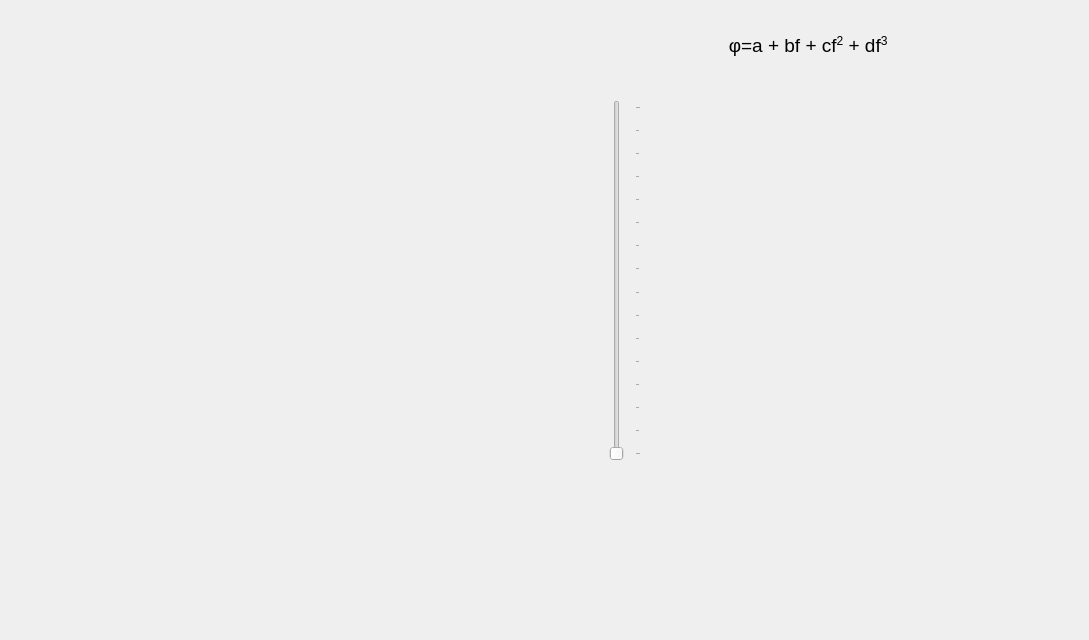
Old version of the form PhasingManual.ui in the repository timesama/M2-Approach.
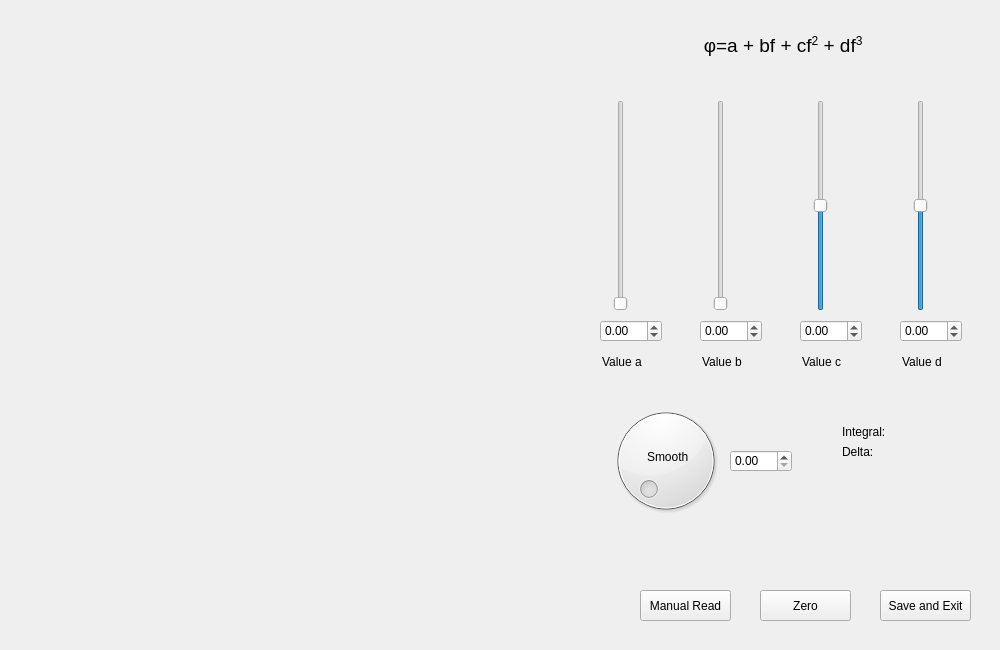
New version of the form. Custom widgets are drawn as their Qt base class.

Commit message: Phasing works, there are something to do, but ok

Diff of the .ui file:
```diff
--- a/PhasingManual.ui
+++ b/PhasingManual.ui
@@ -6,8 +6,8 @@
    <rect>
     <x>0</x>
     <y>0</y>
-    <width>1089</width>
-    <height>640</height>
+    <width>1000</width>
+    <height>650</height>
    </rect>
   </property>
   <property name="windowTitle">
@@ -16,19 +16,19 @@
   <widget class="PlotWidget" name="PhasingGraph" native="true">
    <property name="geometry">
     <rect>
-     <x>40</x>
+     <x>20</x>
      <y>30</y>
-     <width>511</width>
-     <height>561</height>
+     <width>531</width>
+     <height>601</height>
     </rect>
    </property>
   </widget>
   <widget class="QTextEdit" name="textEdit_1">
    <property name="geometry">
     <rect>
-     <x>570</x>
+     <x>590</x>
      <y>30</y>
-     <width>471</width>
+     <width>381</width>
      <height>41</height>
     </rect>
    </property>
@@ -75,7 +75,7 @@
      <x>600</x>
      <y>100</y>
      <width>41</width>
-     <height>361</height>
+     <height>211</height>
     </rect>
    </property>
    <property name="maximum">
@@ -84,16 +84,449 @@
    <property name="singleStep">
     <number>1</number>
    </property>
+   <property name="value">
+    <number>0</number>
+   </property>
    <property name="orientation">
     <enum>Qt::Vertical</enum>
    </property>
    <property name="tickPosition">
-    <enum>QSlider::TicksBelow</enum>
+    <enum>QSlider::NoTicks</enum>
    </property>
    <property name="tickInterval">
     <number>2</number>
    </property>
   </widget>
+  <widget class="QSlider" name="verticalSlider_b">
+   <property name="geometry">
+    <rect>
+     <x>700</x>
+     <y>100</y>
+     <width>41</width>
+     <height>211</height>
+    </rect>
+   </property>
+   <property name="maximum">
+    <number>50</number>
+   </property>
+   <property name="singleStep">
+    <number>1</number>
+   </property>
+   <property name="value">
+    <number>0</number>
+   </property>
+   <property name="orientation">
+    <enum>Qt::Vertical</enum>
+   </property>
+   <property name="invertedControls">
+    <bool>false</bool>
+   </property>
+   <property name="tickPosition">
+    <enum>QSlider::NoTicks</enum>
+   </property>
+   <property name="tickInterval">
+    <number>2</number>
+   </property>
+  </widget>
+  <widget class="QSlider" name="verticalSlider_c">
+   <property name="geometry">
+    <rect>
+     <x>800</x>
+     <y>100</y>
+     <width>41</width>
+     <height>211</height>
+    </rect>
+   </property>
+   <property name="minimum">
+    <number>-15</number>
+   </property>
+   <property name="maximum">
+    <number>15</number>
+   </property>
+   <property name="singleStep">
+    <number>1</number>
+   </property>
+   <property name="value">
+    <number>0</number>
+   </property>
+   <property name="orientation">
+    <enum>Qt::Vertical</enum>
+   </property>
+   <property name="invertedControls">
+    <bool>false</bool>
+   </property>
+   <property name="tickPosition">
+    <enum>QSlider::NoTicks</enum>
+   </property>
+   <property name="tickInterval">
+    <number>2</number>
+   </property>
+  </widget>
+  <widget class="QSlider" name="verticalSlider_d">
+   <property name="geometry">
+    <rect>
+     <x>900</x>
+     <y>100</y>
+     <width>41</width>
+     <height>211</height>
+    </rect>
+   </property>
+   <property name="minimum">
+    <number>-15</number>
+   </property>
+   <property name="maximum">
+    <number>15</number>
+   </property>
+   <property name="singleStep">
+    <number>1</number>
+   </property>
+   <property name="value">
+    <number>0</number>
+   </property>
+   <property name="orientation">
+    <enum>Qt::Vertical</enum>
+   </property>
+   <property name="invertedControls">
+    <bool>false</bool>
+   </property>
+   <property name="tickPosition">
+    <enum>QSlider::NoTicks</enum>
+   </property>
+   <property name="tickInterval">
+    <number>2</number>
+   </property>
+  </widget>
+  <widget class="QDoubleSpinBox" name="Box_a">
+   <property name="geometry">
+    <rect>
+     <x>600</x>
+     <y>320</y>
+     <width>62</width>
+     <height>22</height>
+    </rect>
+   </property>
+   <property name="minimum">
+    <double>-1000.000000000000000</double>
+   </property>
+   <property name="maximum">
+    <double>1000.000000000000000</double>
+   </property>
+  </widget>
+  <widget class="QDoubleSpinBox" name="Box_b">
+   <property name="geometry">
+    <rect>
+     <x>700</x>
+     <y>320</y>
+     <width>62</width>
+     <height>22</height>
+    </rect>
+   </property>
+   <property name="minimum">
+    <double>-1000.000000000000000</double>
+   </property>
+   <property name="maximum">
+    <double>1000.000000000000000</double>
+   </property>
+  </widget>
+  <widget class="QDoubleSpinBox" name="Box_c">
+   <property name="geometry">
+    <rect>
+     <x>800</x>
+     <y>320</y>
+     <width>62</width>
+     <height>22</height>
+    </rect>
+   </property>
+   <property name="minimum">
+    <double>-1000.000000000000000</double>
+   </property>
+   <property name="maximum">
+    <double>1000.000000000000000</double>
+   </property>
+  </widget>
+  <widget class="QDoubleSpinBox" name="Box_d">
+   <property name="geometry">
+    <rect>
+     <x>900</x>
+     <y>320</y>
+     <width>62</width>
+     <height>22</height>
+    </rect>
+   </property>
+   <property name="minimum">
+    <double>-1000.000000000000000</double>
+   </property>
+   <property name="maximum">
+    <double>1000.000000000000000</double>
+   </property>
+  </widget>
+  <widget class="QLineEdit" name="lineEdit">
+   <property name="geometry">
+    <rect>
+     <x>600</x>
+     <y>350</y>
+     <width>51</width>
+     <height>23</height>
+    </rect>
+   </property>
+   <property name="cursor">
+    <cursorShape>ArrowCursor</cursorShape>
+   </property>
+   <property name="mouseTracking">
+    <bool>false</bool>
+   </property>
+   <property name="focusPolicy">
+    <enum>Qt::NoFocus</enum>
+   </property>
+   <property name="styleSheet">
+    <string notr="true">background: transparent</string>
+   </property>
+   <property name="text">
+    <string>Value a</string>
+   </property>
+   <property name="frame">
+    <bool>false</bool>
+   </property>
+  </widget>
+  <widget class="QLineEdit" name="lineEdit_2">
+   <property name="geometry">
+    <rect>
+     <x>700</x>
+     <y>350</y>
+     <width>51</width>
+     <height>23</height>
+    </rect>
+   </property>
+   <property name="cursor">
+    <cursorShape>ArrowCursor</cursorShape>
+   </property>
+   <property name="mouseTracking">
+    <bool>false</bool>
+   </property>
+   <property name="focusPolicy">
+    <enum>Qt::NoFocus</enum>
+   </property>
+   <property name="styleSheet">
+    <string notr="true">background: transparent</string>
+   </property>
+   <property name="text">
+    <string>Value b</string>
+   </property>
+   <property name="frame">
+    <bool>false</bool>
+   </property>
+  </widget>
+  <widget class="QLineEdit" name="lineEdit_3">
+   <property name="geometry">
+    <rect>
+     <x>800</x>
+     <y>350</y>
+     <width>51</width>
+     <height>23</height>
+    </rect>
+   </property>
+   <property name="cursor">
+    <cursorShape>ArrowCursor</cursorShape>
+   </property>
+   <property name="mouseTracking">
+    <bool>false</bool>
+   </property>
+   <property name="focusPolicy">
+    <enum>Qt::NoFocus</enum>
+   </property>
+   <property name="styleSheet">
+    <string notr="true">background: transparent</string>
+   </property>
+   <property name="text">
+    <string>Value c</string>
+   </property>
+   <property name="frame">
+    <bool>false</bool>
+   </property>
+  </widget>
+  <widget class="QLineEdit" name="lineEdit_4">
+   <property name="geometry">
+    <rect>
+     <x>900</x>
+     <y>350</y>
+     <width>51</width>
+     <height>23</height>
+    </rect>
+   </property>
+   <property name="cursor">
+    <cursorShape>ArrowCursor</cursorShape>
+   </property>
+   <property name="mouseTracking">
+    <bool>false</bool>
+   </property>
+   <property name="focusPolicy">
+    <enum>Qt::NoFocus</enum>
+   </property>
+   <property name="styleSheet">
+    <string notr="true">background: transparent</string>
+   </property>
+   <property name="text">
+    <string>Value d</string>
+   </property>
+   <property name="frame">
+    <bool>false</bool>
+   </property>
+  </widget>
+  <widget class="QDial" name="dial">
+   <property name="geometry">
+    <rect>
+     <x>600</x>
+     <y>400</y>
+     <width>131</width>
+     <height>121</height>
+    </rect>
+   </property>
+   <property name="cursor">
+    <cursorShape>PointingHandCursor</cursorShape>
+   </property>
+   <property name="maximum">
+    <number>1000</number>
+   </property>
+   <property name="orientation">
+    <enum>Qt::Horizontal</enum>
+   </property>
+  </widget>
+  <widget class="QLineEdit" name="lineEdit_5">
+   <property name="geometry">
+    <rect>
+     <x>645</x>
+     <y>445</y>
+     <width>51</width>
+     <height>23</height>
+    </rect>
+   </property>
+   <property name="cursor">
+    <cursorShape>ArrowCursor</cursorShape>
+   </property>
+   <property name="mouseTracking">
+    <bool>false</bool>
+   </property>
+   <property name="focusPolicy">
+    <enum>Qt::NoFocus</enum>
+   </property>
+   <property name="styleSheet">
+    <string notr="true">background: transparent</string>
+   </property>
+   <property name="text">
+    <string>Smooth</string>
+   </property>
+   <property name="frame">
+    <bool>false</bool>
+   </property>
+  </widget>
+  <widget class="QLineEdit" name="Delta">
+   <property name="geometry">
+    <rect>
+     <x>840</x>
+     <y>440</y>
+     <width>51</width>
+     <height>23</height>
+    </rect>
+   </property>
+   <property name="cursor">
+    <cursorShape>ArrowCursor</cursorShape>
+   </property>
+   <property name="mouseTracking">
+    <bool>false</bool>
+   </property>
+   <property name="focusPolicy">
+    <enum>Qt::NoFocus</enum>
+   </property>
+   <property name="styleSheet">
+    <string notr="true">background: transparent</string>
+   </property>
+   <property name="text">
+    <string>Delta:</string>
+   </property>
+   <property name="frame">
+    <bool>false</bool>
+   </property>
+  </widget>
+  <widget class="QLineEdit" name="Integral">
+   <property name="geometry">
+    <rect>
+     <x>840</x>
+     <y>420</y>
+     <width>51</width>
+     <height>23</height>
+    </rect>
+   </property>
+   <property name="cursor">
+    <cursorShape>ArrowCursor</cursorShape>
+   </property>
+   <property name="mouseTracking">
+    <bool>false</bool>
+   </property>
+   <property name="focusPolicy">
+    <enum>Qt::NoFocus</enum>
+   </property>
+   <property name="styleSheet">
+    <string notr="true">background: transparent</string>
+   </property>
+   <property name="text">
+    <string>Integral:</string>
+   </property>
+   <property name="frame">
+    <bool>false</bool>
+   </property>
+  </widget>
+  <widget class="QDoubleSpinBox" name="Box_smooth">
+   <property name="geometry">
+    <rect>
+     <x>730</x>
+     <y>450</y>
+     <width>62</width>
+     <height>22</height>
+    </rect>
+   </property>
+   <property name="maximum">
+    <double>1000.000000000000000</double>
+   </property>
+  </widget>
+  <widget class="QPushButton" name="pushButton">
+   <property name="geometry">
+    <rect>
+     <x>880</x>
+     <y>590</y>
+     <width>91</width>
+     <height>31</height>
+    </rect>
+   </property>
+   <property name="text">
+    <string>Save and Exit</string>
+   </property>
+  </widget>
+  <widget class="QPushButton" name="pushButton_2">
+   <property name="geometry">
+    <rect>
+     <x>760</x>
+     <y>590</y>
+     <width>91</width>
+     <height>31</height>
+    </rect>
+   </property>
+   <property name="text">
+    <string>Zero</string>
+   </property>
+  </widget>
+  <widget class="QPushButton" name="pushButton_3">
+   <property name="geometry">
+    <rect>
+     <x>640</x>
+     <y>590</y>
+     <width>91</width>
+     <height>31</height>
+    </rect>
+   </property>
+   <property name="text">
+    <string>Manual Read</string>
+   </property>
+  </widget>
  </widget>
  <customwidgets>
   <customwidget>
```
Left out of the diff: 5 changed lines with no effect on the pictures. The commit also changes 1 other file.
